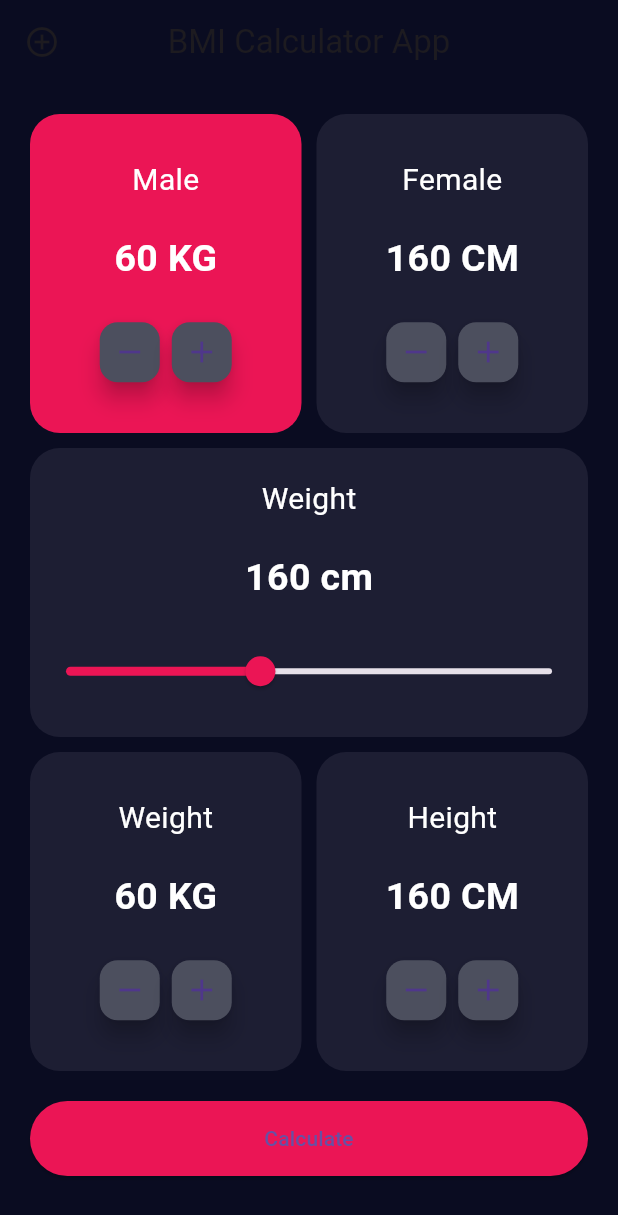
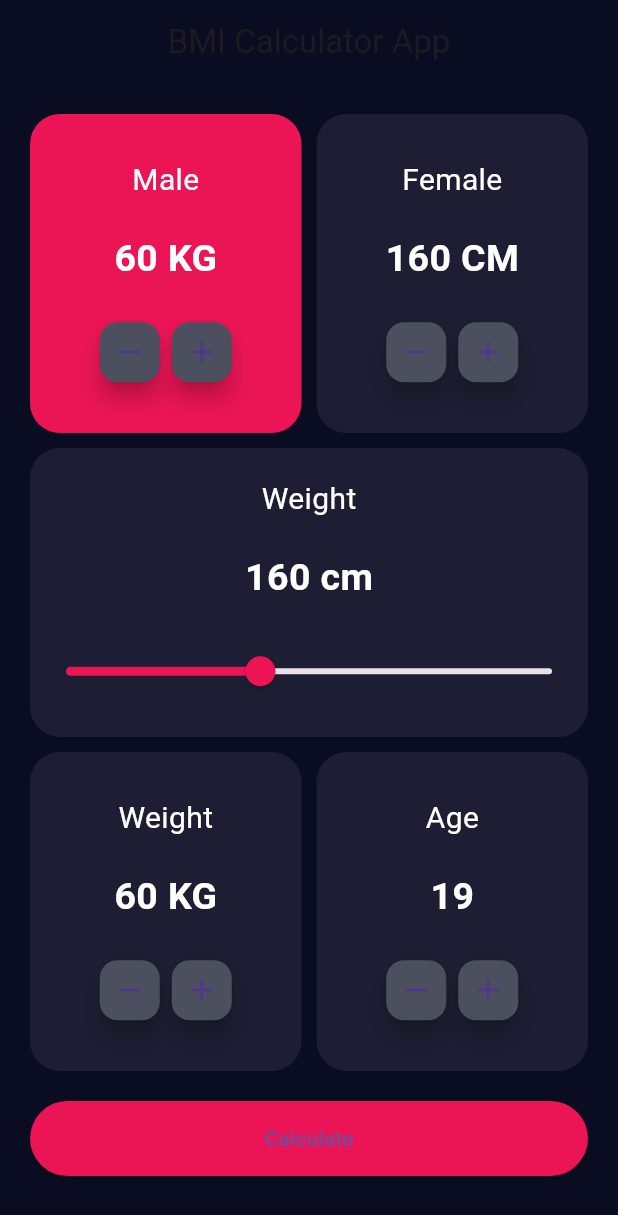
Before and after one commit to sayedabdul-aziz/Kimit-P7-G136, a Flutter app: the screen it shows after launch, on a phone screen of 412 x 824 dp. Shown: the top 1215 px of the screen. Run offline on Flutter 3.47's test engine with Material 3 defaults, Android fonts, the light colour scheme and no system bars.

Commit message:
update bmi

```diff
--- a/session_4/lib/new_view.dart
+++ b/session_4/lib/new_view.dart
@@ -12,7 +12,7 @@ class HomeScreen extends StatefulWidget {
 class _HomeScreenState extends State<HomeScreen> {
   int weight = 60;
   int height = 160;
-  double res = 0.0;
+  int age = 19;
   bool isMale = true;
 
   String getClass(val) {
@@ -32,13 +32,6 @@ class _HomeScreenState extends State<HomeScreen> {
     return Scaffold(
       backgroundColor: AppColors.scaffoldBg,
       appBar: AppBar(
-        leading: IconButton(
-            onPressed: () {
-              Navigator.of(context).push(MaterialPageRoute(
-                builder: (context) => const CounterScreen(),
-              ));
-            },
-            icon: const Icon(Icons.add_circle_outline_sharp)),
         elevation: 0.0,
         centerTitle: true,
         backgroundColor: AppColors.scaffoldBg,
@@ -295,13 +288,13 @@ class _HomeScreenState extends State<HomeScreen> {
                           mainAxisAlignment: MainAxisAlignment.center,
                           children: [
                             Text(
-                              'Height',
+                              'Age',
                               style: TextStyle(
                                   color: AppColors.white, fontSize: 20),
                             ),
                             const SizedBox(height: 20),
                             Text(
-                              '$height CM',
+                              '$age',
                               style: TextStyle(
                                   color: AppColors.white,
                                   fontSize: 25,
@@ -316,7 +309,7 @@ class _HomeScreenState extends State<HomeScreen> {
                                   mini: true,
                                   onPressed: () {
                                     setState(() {
-                                      height--;
+                                      age--;
                                     });
                                   },
                                   child: const Icon(Icons.remove),
@@ -326,7 +319,7 @@ class _HomeScreenState extends State<HomeScreen> {
                                   mini: true,
                                   onPressed: () {
                                     setState(() {
-                                      height++;
+                                      age++;
                                     });
                                   },
                                   child: const Icon(Icons.add),
@@ -354,9 +347,9 @@ class _HomeScreenState extends State<HomeScreen> {
                       //BMI = mass (kg) /height(2) (m)
 
                       double result = weight / (height * height * .0001);
-                      setState(() {
-                        res = result;
-                      });
+                      Navigator.of(context).push(MaterialPageRoute(
+                        builder: (context) => CounterScreen(result: result),
+                      ));
                     },
                     child: const Text('Calculate')),
               ),
```
Also changed, not shown: session_4/lib/bmi_screen.dart (+5 -10 lines), session_4/lib/counter_screen.dart (+7 -1 lines), session_4/pubspec.lock.
